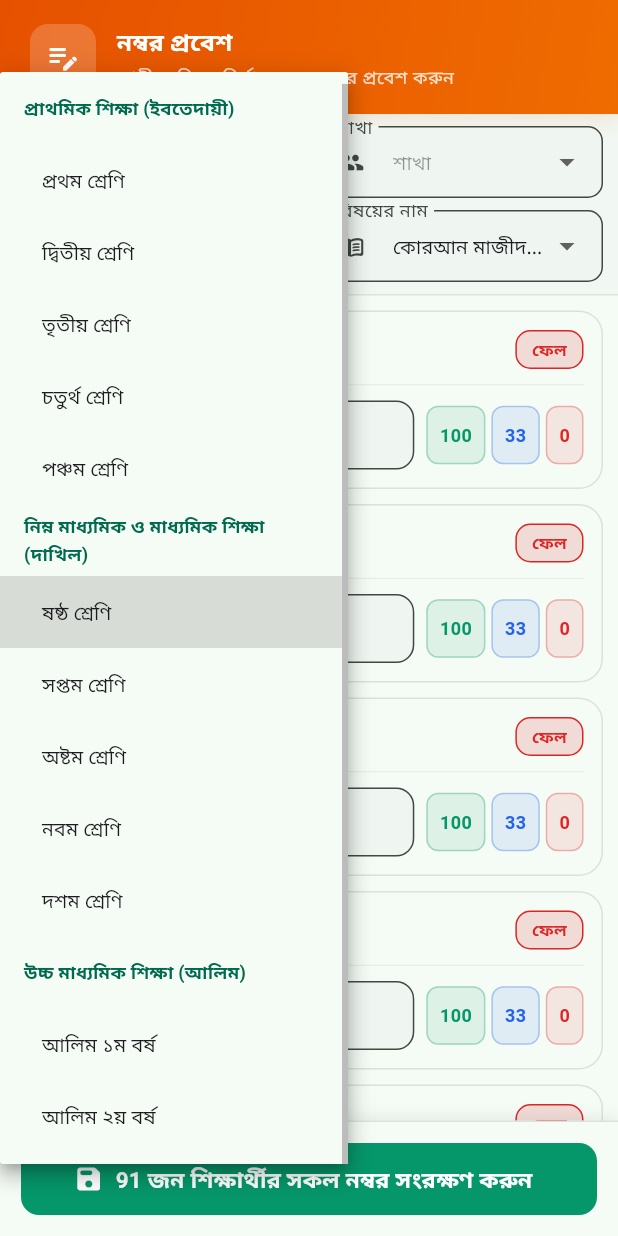
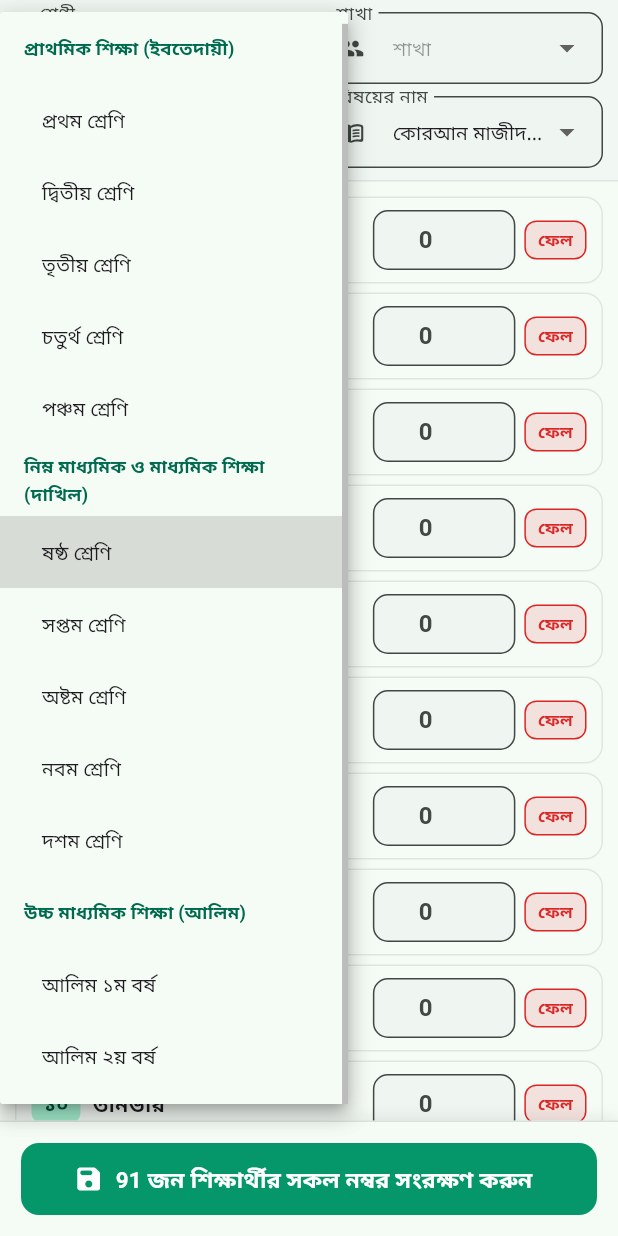
Before and after one commit to RijviZ/madrasah_result_app, a Flutter app: the MarksEntryScreen screen opened directly, after a tap on "ষষ্ঠ শ্রেণি", on a phone screen of 412 x 824 dp. Run offline on Flutter 3.47's test engine with Material 3 defaults, Android fonts, the phone set to English and light mode, and no system bars; our stand-ins replace flutter_dotenv, flutter_riverpod, google_fonts, hive, hive_flutter, pdf and 2 more; missing offline and left inert: bangla_pdf_fixer, pluto_grid; accounts and stored records are empty.

Commit message:
Convert mobile marks entry card to ultra-compact single line row without shortcut buttons

```diff
--- a/lib/screens/marks_entry_screen.dart
+++ b/lib/screens/marks_entry_screen.dart
@@ -223,7 +223,8 @@ class _MarksEntryScreenState extends ConsumerState<MarksEntryScreen> {
     return Scaffold(
       body: Column(
         children: [
-          // ── Gradient Page Header ───────────────────────────────────────
+          // ── Gradient Page Header (Desktop Only to Maximize Mobile Screen Space) ──
+          if (isDesktop)
             GradientPageHeader(
               icon: Icons.edit_note_rounded,
               title: lang == 'bn' ? 'নম্বর প্রবেশ' : 'Marks Entry',
@@ -1038,73 +1039,54 @@ class _MobileMarkCardState extends State<_MobileMarkCard> {
     super.dispose();
   }
 
-  void _applyQuickScore(double val) {
-    final clamped = val.clamp(0.0, widget.subject.fullMarks);
-    _controller.text = clamped % 1 == 0 ? clamped.toInt().toString() : clamped.toString();
-    widget.onChanged(clamped);
-    setState(() {});
-  }
-
   @override
   Widget build(BuildContext context) {
     final cs = Theme.of(context).colorScheme;
-    final tt = Theme.of(context).textTheme;
     final obtained = double.tryParse(_controller.text) ?? 0.0;
     final isPassed = obtained >= widget.subject.passMarks;
 
     return AnimatedContainer(
       duration: const Duration(milliseconds: 150),
-      margin: const EdgeInsets.only(bottom: 10),
+      margin: const EdgeInsets.only(bottom: 6),
       decoration: BoxDecoration(
         color: _isFocused
             ? cs.primaryContainer.withValues(alpha: 0.15)
             : cs.surface,
-        borderRadius: BorderRadius.circular(16),
+        borderRadius: BorderRadius.circular(12),
         border: Border.all(
           color: _isFocused
               ? cs.primary
-              : cs.outlineVariant.withValues(alpha: 0.5),
-          width: _isFocused ? 2.0 : 1.0,
+              : cs.outlineVariant.withValues(alpha: 0.4),
+          width: _isFocused ? 1.8 : 1.0,
         ),
-        boxShadow: _isFocused
-            ? [
-                BoxShadow(
-                  color: cs.primary.withValues(alpha: 0.15),
-                  blurRadius: 8,
-                  offset: const Offset(0, 2),
-                )
-              ]
-            : [],
       ),
       child: Padding(
-        padding: const EdgeInsets.all(12),
-        child: Column(
-          crossAxisAlignment: CrossAxisAlignment.start,
+        padding: const EdgeInsets.symmetric(horizontal: 10, vertical: 8),
+        child: Row(
           children: [
-            // ── Top Row: Roll badge + Student Name + Pass/Fail Chip ────────
-            Row(
-              children: [
+            // Roll badge
             Container(
-                  padding: const EdgeInsets.symmetric(horizontal: 10, vertical: 4),
+              padding: const EdgeInsets.symmetric(horizontal: 8, vertical: 4),
               decoration: BoxDecoration(
-                    color: cs.primary,
+                color: cs.primaryContainer,
                 borderRadius: BorderRadius.circular(8),
               ),
               child: Text(
-                    '${widget.lang == 'bn' ? 'রোল' : 'Roll'} ${GradingEngine.formatInt(widget.student.roll, widget.lang)}',
-                    style: const TextStyle(
-                      color: Colors.white,
+                GradingEngine.formatInt(widget.student.roll, widget.lang),
+                style: TextStyle(
+                  color: cs.onPrimaryContainer,
                   fontWeight: FontWeight.bold,
-                      fontSize: 12,
+                  fontSize: 13,
                 ),
               ),
             ),
-                const SizedBox(width: 10),
+            const SizedBox(width: 8),
+            // Student Name
             Expanded(
               child: Text(
                 widget.student.name,
-                    style: tt.titleSmall?.copyWith(
-                      fontWeight: FontWeight.bold,
+                style: const TextStyle(
+                  fontWeight: FontWeight.w600,
                   fontSize: 14,
                 ),
                 maxLines: 1,
@@ -1112,14 +1094,66 @@ class _MobileMarkCardState extends State<_MobileMarkCard> {
               ),
             ),
             const SizedBox(width: 8),
-                AnimatedContainer(
-                  duration: const Duration(milliseconds: 150),
-                  padding: const EdgeInsets.symmetric(horizontal: 10, vertical: 4),
+            // Marks Input Box (single line)
+            SizedBox(
+              width: 95,
+              height: 40,
+              child: TextFormField(
+                focusNode: widget.focusNode,
+                controller: _controller,
+                textInputAction: widget.isLastItem ? TextInputAction.done : TextInputAction.next,
+                onFieldSubmitted: (_) {
+                  if (widget.nextFocusNode != null) {
+                    widget.nextFocusNode!.requestFocus();
+                  }
+                },
+                keyboardType: const TextInputType.numberWithOptions(decimal: true),
+                inputFormatters: [
+                  FilteringTextInputFormatter.allow(RegExp(r'^\d*\.?\d{0,2}')),
+                ],
+                textAlign: TextAlign.center,
+                style: TextStyle(
+                  fontSize: 16,
+                  fontWeight: FontWeight.bold,
+                  color: cs.primary,
+                ),
+                decoration: InputDecoration(
+                  hintText: '0',
+                  isDense: true,
+                  contentPadding: const EdgeInsets.symmetric(horizontal: 6, vertical: 8),
+                  suffixText: '/${widget.subject.fullMarks.toInt()}',
+                  suffixStyle: TextStyle(
+                    fontSize: 11,
+                    fontWeight: FontWeight.bold,
+                    color: cs.onSurface.withValues(alpha: 0.55),
+                  ),
+                  filled: true,
+                  fillColor: cs.surfaceContainerLow,
+                  border: OutlineInputBorder(
+                    borderRadius: BorderRadius.circular(10),
+                  ),
+                  focusedBorder: OutlineInputBorder(
+                    borderRadius: BorderRadius.circular(10),
+                    borderSide: BorderSide(color: cs.primary, width: 1.8),
+                  ),
+                ),
+                onChanged: (val) {
+                  final parsed = double.tryParse(val) ?? 0.0;
+                  final clamped = parsed.clamp(0.0, widget.subject.fullMarks);
+                  widget.onChanged(clamped);
+                  setState(() {});
+                },
+              ),
+            ),
+            const SizedBox(width: 6),
+            // Pass / Fail status badge
+            Container(
+              padding: const EdgeInsets.symmetric(horizontal: 8, vertical: 4),
               decoration: BoxDecoration(
                 color: isPassed
-                        ? const Color(0xFF16A34A).withValues(alpha: 0.15)
-                        : const Color(0xFFDC2626).withValues(alpha: 0.15),
-                    borderRadius: BorderRadius.circular(10),
+                    ? const Color(0xFF16A34A).withValues(alpha: 0.12)
+                    : const Color(0xFFDC2626).withValues(alpha: 0.12),
+                borderRadius: BorderRadius.circular(8),
                 border: Border.all(
                   color: isPassed ? const Color(0xFF16A34A) : const Color(0xFFDC2626),
                 ),
@@ -1136,138 +1170,6 @@ class _MobileMarkCardState extends State<_MobileMarkCard> {
               ),
             ),
           ],
-            ),
-
-            const SizedBox(height: 10),
-            Divider(height: 1, thickness: 0.5, color: cs.outlineVariant.withValues(alpha: 0.4)),
-            const SizedBox(height: 10),
-
-            // ── Bottom Row: Marks Input & Score Presets ──────────────────────
-            Row(
-              children: [
-                Expanded(
-                  flex: 3,
-                  child: SizedBox(
-                    height: 46,
-                    child: TextFormField(
-                      focusNode: widget.focusNode,
-                      controller: _controller,
-                      textInputAction: widget.isLastItem ? TextInputAction.done : TextInputAction.next,
-                      onFieldSubmitted: (_) {
-                        if (widget.nextFocusNode != null) {
-                          widget.nextFocusNode!.requestFocus();
-                        }
-                      },
-                      keyboardType: const TextInputType.numberWithOptions(decimal: true),
-                      inputFormatters: [
-                        FilteringTextInputFormatter.allow(RegExp(r'^\d*\.?\d{0,2}')),
-                      ],
-                      textAlign: TextAlign.center,
-                      style: TextStyle(
-                        fontSize: 18,
-                        fontWeight: FontWeight.bold,
-                        color: cs.primary,
-                      ),
-                      decoration: InputDecoration(
-                        hintText: '0',
-                        isDense: true,
-                        contentPadding: const EdgeInsets.symmetric(horizontal: 8, vertical: 10),
-                        prefixIcon: const Icon(Icons.edit_note_rounded, size: 20),
-                        suffixText: '/ ${widget.subject.fullMarks.toInt()}',
-                        suffixStyle: TextStyle(
-                          fontSize: 12,
-                          fontWeight: FontWeight.bold,
-                          color: cs.onSurface.withValues(alpha: 0.6),
-                        ),
-                        filled: true,
-                        fillColor: cs.surfaceContainerLow,
-                        border: OutlineInputBorder(
-                          borderRadius: BorderRadius.circular(12),
-                        ),
-                        focusedBorder: OutlineInputBorder(
-                          borderRadius: BorderRadius.circular(12),
-                          borderSide: BorderSide(color: cs.primary, width: 2),
-                        ),
-                      ),
-                      onChanged: (val) {
-                        final parsed = double.tryParse(val) ?? 0.0;
-                        final clamped = parsed.clamp(0.0, widget.subject.fullMarks);
-                        widget.onChanged(clamped);
-                        setState(() {});
-                      },
-                    ),
-                  ),
-                ),
-
-                const SizedBox(width: 8),
-
-                Wrap(
-                  spacing: 4,
-                  children: [
-                    _QuickScoreButton(
-                      label: '${widget.subject.fullMarks.toInt()}',
-                      tooltip: widget.lang == 'bn' ? 'পূর্ণ নম্বর' : 'Full Marks',
-                      color: const Color(0xFF059669),
-                      onTap: () => _applyQuickScore(widget.subject.fullMarks),
-                    ),
-                    _QuickScoreButton(
-                      label: '${widget.subject.passMarks.toInt()}',
-                      tooltip: widget.lang == 'bn' ? 'পাস নম্বর' : 'Pass Marks',
-                      color: const Color(0xFF2563EB),
-                      onTap: () => _applyQuickScore(widget.subject.passMarks),
-                    ),
-                    _QuickScoreButton(
-                      label: '0',
-                      tooltip: widget.lang == 'bn' ? 'শূন্য' : 'Zero',
-                      color: const Color(0xFFDC2626),
-                      onTap: () => _applyQuickScore(0.0),
-                    ),
-                  ],
-                ),
-              ],
-            ),
-          ],
-        ),
-      ),
-    );
-  }
-}
-
-class _QuickScoreButton extends StatelessWidget {
-  const _QuickScoreButton({
-    required this.label,
-    required this.tooltip,
-    required this.color,
-    required this.onTap,
-  });
-
-  final String label;
-  final String tooltip;
-  final Color color;
-  final VoidCallback onTap;
-
-  @override
-  Widget build(BuildContext context) {
-    return Tooltip(
-      message: tooltip,
-      child: InkWell(
-        onTap: onTap,
-        borderRadius: BorderRadius.circular(8),
-        child: Container(
-          padding: const EdgeInsets.symmetric(horizontal: 8, vertical: 10),
-          decoration: BoxDecoration(
-            color: color.withValues(alpha: 0.1),
-            borderRadius: BorderRadius.circular(8),
-            border: Border.all(color: color.withValues(alpha: 0.3)),
-          ),
-          child: Text(
-            label,
-            style: TextStyle(
-              color: color,
-              fontWeight: FontWeight.bold,
-              fontSize: 12,
-            ),
-          ),
         ),
       ),
     );
```
Also changed, not shown: 1 other file. Lines whose indentation alone changed are shown as unchanged.
